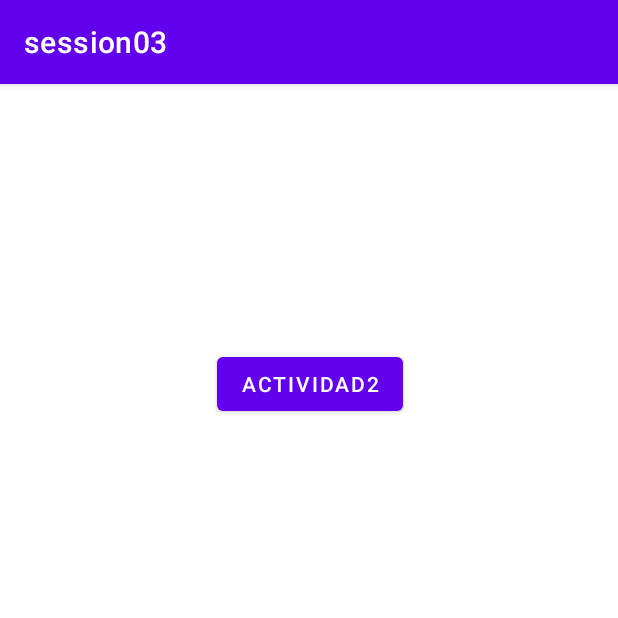
After one commit to artigaspe/3PM_TA_artigaspe, an Android app: the MainActivity2 screen opened directly, with no data from a screen before it, on a phone screen of 412 x 824 dp, the top half of it. The commit adds this screen. Run offline under Robolectric (Android 15) with nearby library versions, the phone set to English and light mode, and no system bars.

Commit message:
session04, first interaction with intents

```diff
--- /dev/null
+++ b/clases/session03/app/src/main/java/com/example/session03/MainActivity2.kt
@@ -0,0 +1,11 @@
+package com.example.session03
+
+import androidx.appcompat.app.AppCompatActivity
+import android.os.Bundle
+
+class MainActivity2 : AppCompatActivity() {
+    override fun onCreate(savedInstanceState: Bundle?) {
+        super.onCreate(savedInstanceState)
+        setContentView(R.layout.activity_main2)
+    }
+}
--- /dev/null
+++ b/clases/session03/app/src/main/res/layout/activity_main2.xml
@@ -0,0 +1,20 @@
+<?xml version="1.0" encoding="utf-8"?>
+<androidx.constraintlayout.widget.ConstraintLayout xmlns:android="http://schemas.android.com/apk/res/android"
+    xmlns:app="http://schemas.android.com/apk/res-auto"
+    xmlns:tools="http://schemas.android.com/tools"
+    android:layout_width="match_parent"
+    android:layout_height="match_parent"
+    tools:context=".MainActivity2">
+
+    <Button
+        android:id="@+id/button3"
+        android:layout_width="wrap_content"
+        android:layout_height="wrap_content"
+        android:layout_marginStart="159dp"
+        android:layout_marginTop="176dp"
+        android:layout_marginEnd="158dp"
+        android:text="Actividad2"
+        app:layout_constraintEnd_toEndOf="parent"
+        app:layout_constraintStart_toStartOf="parent"
+        app:layout_constraintTop_toTopOf="parent" />
+</androidx.constraintlayout.widget.ConstraintLayout>
```
Also changed, not shown: clases/session03/app/src/main/AndroidManifest.xml (+7 -0 lines), clases/session03/app/src/main/java/com/example/session03/MainActivity.kt (+40 -0 lines).
